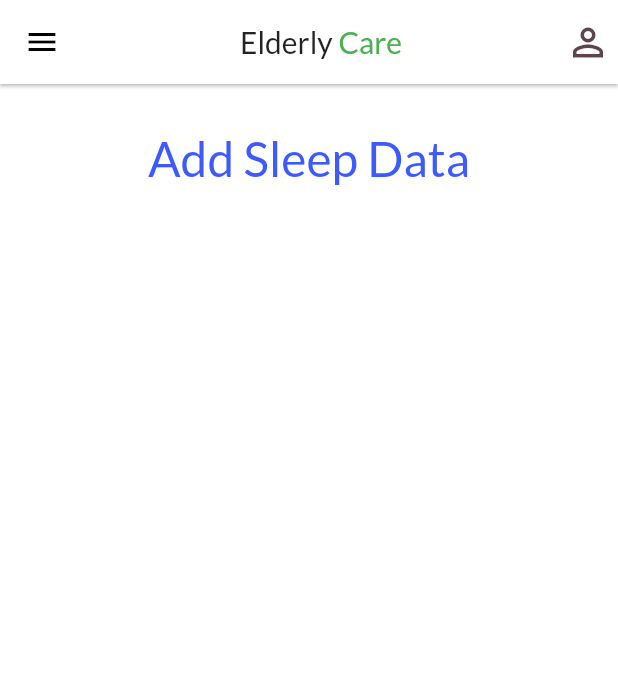
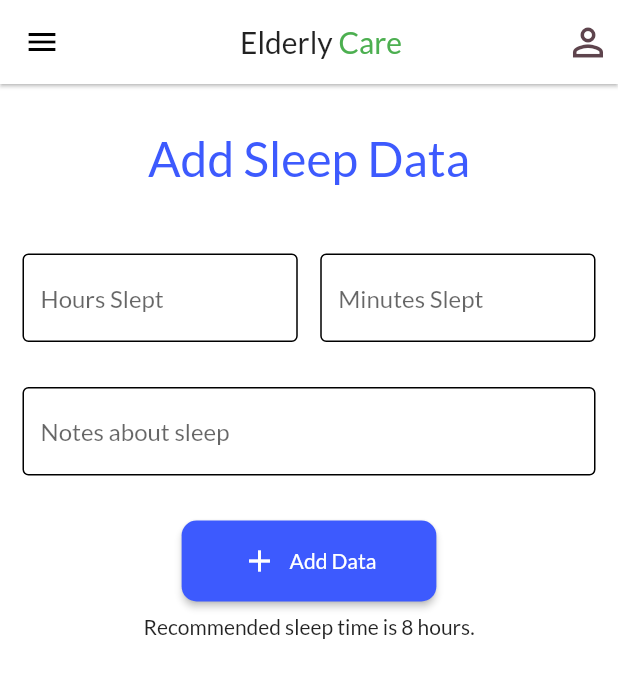
Before and after one commit to adarshbalu/elderly_app, a Flutter app: the TrackerHome screen opened directly, after a tap on "Add data", on a phone screen of 412 x 824 dp. Shown: the top 678 px of the screen. Run offline on Flutter 3.47's test engine with Material 2 defaults, Android fonts, the phone set to English and light mode, and no system bars; our stand-ins replace auto_size_text, cloud_firestore, firebase_auth, firebase_storage, flutter_local_notifications, flutter_spinkit and 10 more; missing offline and left inert: firebase_ml_vision, flutter_android, flutter_downloader, flutter_material_pickers, flutter_sms, jitsi_meet and 2 more; accounts and stored records are empty; network calls fail.

Commit message:
Updates to tracker module.

```diff
--- a/lib/screens/medicine_reminder/reminder_detail.dart
+++ b/lib/screens/medicine_reminder/reminder_detail.dart
@@ -8,7 +8,6 @@ import 'package:flutter/cupertino.dart';
 import 'package:flutter_local_notifications/flutter_local_notifications.dart';
 import 'package:flutter_material_pickers/flutter_material_pickers.dart';
 import 'package:flutter/material.dart';
-import 'package:intl/intl.dart';
 import 'package:sweet_alert_dialogs/sweet_alert_dialogs.dart';
 import 'package:font_awesome_flutter/font_awesome_flutter.dart';
 import 'dart:async';
--- a/lib/screens/trackers/sleep/add_sleep_screen.dart
+++ b/lib/screens/trackers/sleep/add_sleep_screen.dart
@@ -1,4 +1,5 @@
 import 'package:elderly_app/widgets/app_default.dart';
+import 'package:flutter/cupertino.dart';
 import 'package:flutter/material.dart';
 
 class AddSleepScreen extends StatefulWidget {
@@ -7,10 +8,23 @@ class AddSleepScreen extends StatefulWidget {
 }
 
 class _AddSleepScreenState extends State<AddSleepScreen> {
+  final _trackerKey = GlobalKey<FormState>();
+  TextEditingController hours, minutes, notes;
+
+  @override
+  void initState() {
+    hours = TextEditingController(text: '');
+    notes = TextEditingController(text: '');
+    minutes = TextEditingController(text: '');
+    super.initState();
+  }
+
   @override
   Widget build(BuildContext context) {
     return Scaffold(
-      body: Column(
+      body: SingleChildScrollView(
+        child: Column(
+          mainAxisAlignment: MainAxisAlignment.center,
           children: <Widget>[
             Center(
               child: Container(
@@ -24,10 +38,137 @@ class _AddSleepScreenState extends State<AddSleepScreen> {
                 ),
               ),
             ),
+            SizedBox(
+              height: 30,
+            ),
+            Form(
+              key: _trackerKey,
+              child: Column(
+                children: <Widget>[
+                  Container(
+                    margin: EdgeInsets.all(15),
+                    child: Row(
+                      children: <Widget>[
+                        Expanded(
+                          child: TextFormField(
+                            keyboardType: TextInputType.number,
+                            controller: hours,
+                            decoration: InputDecoration(
+                              hintText: 'Hours Slept',
+                              border: OutlineInputBorder(),
+                              focusedBorder: OutlineInputBorder(),
+                              disabledBorder: OutlineInputBorder(),
+                              enabledBorder: OutlineInputBorder(),
+                            ),
+                            onChanged: (v) {
+                              _trackerKey.currentState.validate();
+                            },
+                            validator: (value) {
+                              if (value.isEmpty) {
+                                return 'Please enter minutes';
+                              } else {
+                                if (!isNumeric(value)) {
+                                  return 'Enter numeric value';
+                                }
+                                if (int.parse(value) < 0) {
+                                  return 'Value too small';
+                                }
+                                return null;
+                              }
+                            },
+                          ),
+                        ),
+                        SizedBox(
+                          width: 15,
+                        ),
+                        Expanded(
+                          child: TextFormField(
+                            keyboardType: TextInputType.number,
+                            controller: minutes,
+                            onChanged: (v) {
+                              _trackerKey.currentState.validate();
+                            },
+                            decoration: InputDecoration(
+                              hintText: 'Minutes Slept',
+                              border: OutlineInputBorder(),
+                              focusedBorder: OutlineInputBorder(),
+                              disabledBorder: OutlineInputBorder(),
+                              enabledBorder: OutlineInputBorder(),
+                            ),
+                            validator: (value) {
+                              if (value.isEmpty) {
+                                return 'Please enter minutes';
+                              } else {
+                                if (!isNumeric(value)) {
+                                  return 'Enter numeric value';
+                                }
+                                if (int.parse(value) < 0) {
+                                  return 'Value too small';
+                                }
+                                return null;
+                              }
+                            },
+                          ),
+                        ),
                       ],
+                    ),
+                  ),
+                  Container(
+                    margin: EdgeInsets.all(15),
+                    child: TextFormField(
+                      onChanged: (v) {
+                        _trackerKey.currentState.validate();
+                      },
+                      controller: notes,
+                      decoration: InputDecoration(
+                        hintText: 'Notes about sleep ',
+                        border: OutlineInputBorder(),
+                        disabledBorder: OutlineInputBorder(),
+                        enabledBorder: OutlineInputBorder(),
+                        focusedBorder: OutlineInputBorder(),
+                      ),
+                      validator: (value) {
+                        if (value.isEmpty) {
+                          return 'Please enter value';
+                        }
+
+                        return null;
+                      },
+                    ),
+                  ),
+                ],
+              ),
+            ),
+            SizedBox(
+              height: 15,
+            ),
+            RaisedButton.icon(
+                color: Color(0xff3d5afe),
+                onPressed: () {},
+                textColor: Colors.white,
+                padding: EdgeInsets.symmetric(horizontal: 40, vertical: 15),
+                shape: RoundedRectangleBorder(
+                    borderRadius: BorderRadius.circular(10)),
+                icon: Icon(Icons.add),
+                label: Text('Add Data')),
+            Padding(
+              padding: const EdgeInsets.all(8.0),
+              child: Text('Recommended sleep time is 8 hours.'),
+            )
+          ],
+        ),
       ),
       appBar: ElderlyAppBar(),
       drawer: AppDrawer(),
     );
   }
 }
+
+//_registerFormKey.currentState.validate();
+
+bool isNumeric(String s) {
+  if (s == null) {
+    return false;
+  }
+  return int.tryParse(s) != null;
+}
--- a/lib/screens/trackers/tracker_home.dart
+++ b/lib/screens/trackers/tracker_home.dart
@@ -14,16 +14,9 @@ class _TrackerHomeState extends State<TrackerHome> {
   initializeDisplayMap() {
     hideMap = Map<String, bool>();
     trackMap = Map<String, bool>();
-    hideMap = {
-      'sleep': true,
-      'height': true,
-      'weight': true,
-      'sugar': true,
-      'pressure': true
-    };
+    hideMap = {'sleep': true, 'weight': true, 'sugar': true, 'pressure': true};
     trackMap = {
       'sleep': false,
-      'height': true,
       'weight': true,
       'sugar': true,
       'pressure': true
@@ -91,15 +84,6 @@ class _TrackerHomeState extends State<TrackerHome> {
             onView: () {},
             isHidden: hideMap['weight'],
             isTracking: trackMap['weight'],
-          ),
-          TrackerCard(
-            title: 'Height Tracker',
-            subTitle: '\nHow tall are you ? Track to see progress over time.\n',
-            onAdd: () {},
-            onHide: () => onHide('height'),
-            onView: () {},
-            isHidden: hideMap['height'],
-            isTracking: trackMap['height'],
           ),
           TrackerCard(
             title: 'Blood Glucose',
```
Also changed, not shown: lib/models/tracker.dart (+4 -8 lines), pubspec.yaml (+4 -3 lines), pubspec.lock, 2 other files. Lines whose indentation alone changed are shown as unchanged.
